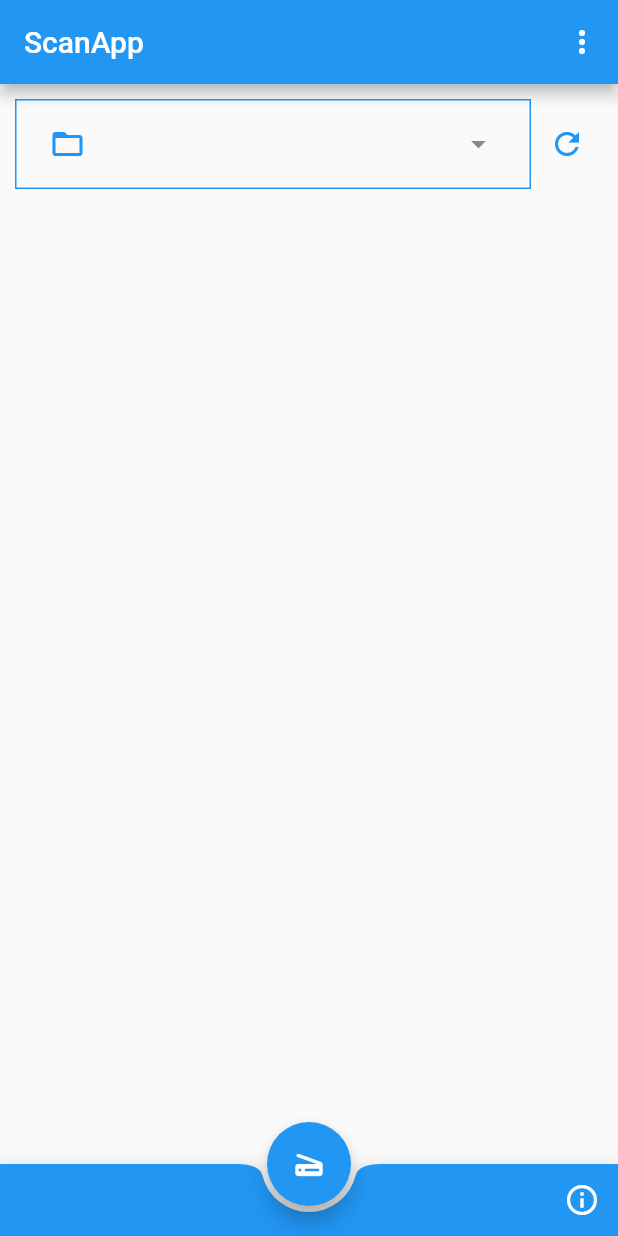
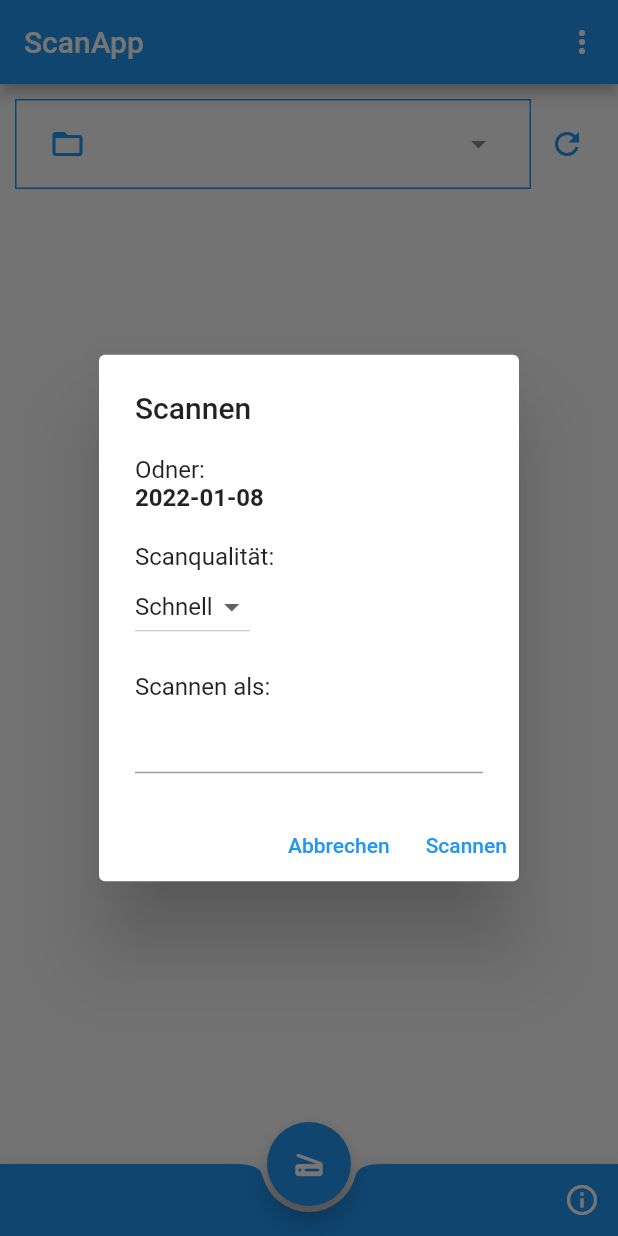
Before and after one commit to JanSteffes/scan_client, a Flutter app: the screen it shows after launch, after a tap on the "scanner" icon, on a phone screen of 412 x 824 dp. Run offline on Flutter 3.47's test engine with Material 2 defaults, Android fonts, the phone set to English and light mode, and no system bars; drawn by our look-alikes of dropdown_search; our stand-ins replace chopper, native_pdf_view, share_plus; missing offline and left inert: a package; generated files the repository leaves out were written again; network calls fail.

Commit message:
Add dialogs for scan and show
- add caption for scanqualitties
- changed parameter for scanquality to enum instead of nullable string
- added filehelper to handle filedata

```diff
--- a/lib/main.dart
+++ b/lib/main.dart
@@ -9,6 +9,12 @@ import 'package:scan_client/models/notifiers/selected_files_notifier.dart';
 import 'package:scan_client/widgets/pages/main_page.dart';
 
 void main() {
+  // TODO get good window sizes
+
+  // if (Platform.isWindows || Platform.isLinux || Platform.isMacOS) {
+  //   DesktopWindow.setMinWindowSize(Size(300, 400));
+  //   DesktopWindow.setMaxWindowSize(Size(300, 400));
+  // }
   runZonedGuarded(() async {
     WidgetsFlutterBinding.ensureInitialized();
     FlutterError.onError = (FlutterErrorDetails details) {
--- a/lib/scan_server_api_code/scan_server_api.enums.swagger.dart
+++ b/lib/scan_server_api_code/scan_server_api.enums.swagger.dart
@@ -1,8 +1,6 @@
 import 'package:json_annotation/json_annotation.dart';
 
 enum ScanQuality {
-  @JsonValue('swaggerGeneratedUnknown')
-  swaggerGeneratedUnknown,
   @JsonValue('Fast')
   fast,
   @JsonValue('Normal')
@@ -18,5 +16,4 @@ const $ScanQualityMap = {
   ScanQuality.normal: 'Normal',
   ScanQuality.good: 'Good',
   ScanQuality.best: 'Best',
-  ScanQuality.swaggerGeneratedUnknown: ''
 };
--- a/lib/scan_server_api_code/scan_server_api.swagger.dart
+++ b/lib/scan_server_api_code/scan_server_api.swagger.dart
@@ -95,7 +95,7 @@ abstract class ScanServerApi extends ChopperService {
   Future<chopper.Response<String>> apiScanPost(
       {@Query('folderName') String? folderName,
       @Query('fileName') String? fileName,
-      @Query('scanQuality') String? scanQuality});
+      @Query('scanQuality') required enums.ScanQuality scanQuality});
 }
 
 final Map<Type, Object Function(Map<String, dynamic>)>
@@ -107,14 +107,13 @@ String? scanQualityToJson(enums.ScanQuality? scanQuality) {
 
 enums.ScanQuality scanQualityFromJson(String? scanQuality) {
   if (scanQuality == null) {
-    return enums.ScanQuality.swaggerGeneratedUnknown;
+    return enums.ScanQuality.fast;
   }
 
   return enums.$ScanQualityMap.entries
       .firstWhere(
           (element) => element.value.toLowerCase() == scanQuality.toLowerCase(),
-          orElse: () =>
-              const MapEntry(enums.ScanQuality.swaggerGeneratedUnknown, ''))
+          orElse: () => const MapEntry(enums.ScanQuality.fast, ''))
       .key;
 }
 
--- a/lib/widgets/pages/contents/file_action_dialogs/file_action_dialog_base.dart
+++ b/lib/widgets/pages/contents/file_action_dialogs/file_action_dialog_base.dart
@@ -1,19 +1,13 @@
 import 'package:flutter/material.dart';
-import 'package:scan_client/models/notifiers/selected_files_notifier.dart';
 import 'package:scan_client/scan_server_api_code/scan_server_api.swagger.dart';
-import 'package:scan_client/widgets/pages/contents/file_content/file_content.dart';
 
 abstract class FileActionDialogBase extends StatefulWidget {
-  // ignore: unused_field
-  final GlobalKey<FileContentState> _fileContentStateKey;
-  final SelectedFiles selectedFilesRef;
   // ignore: unused_field
   final ScanServerApi _scanServerApi;
   // ignore: unused_field
   final String _folderName;
 
-  FileActionDialogBase(this._fileContentStateKey, this.selectedFilesRef,
-      this._scanServerApi, this._folderName);
+  FileActionDialogBase(this._scanServerApi, this._folderName);
 }
 
 abstract class FileActionDialogBaseState<T extends FileActionDialogBase>
--- a/lib/widgets/pages/contents/file_action_dialogs/file_action_dialog_implementations/delete_dialog.dart
+++ b/lib/widgets/pages/contents/file_action_dialogs/file_action_dialog_implementations/delete_dialog.dart
@@ -14,8 +14,7 @@ class DeleteDialog extends FileActionDialogBase {
 
   DeleteDialog(this._fileContentStateKey, this._selectedFilesRef,
       this._scanServerApi, this._folderName, this._fileName)
-      : super(_fileContentStateKey, _selectedFilesRef, _scanServerApi,
-            _folderName);
+      : super(_scanServerApi, _folderName);
 
   @override
   State<StatefulWidget> createState() {
--- a/lib/widgets/pages/contents/file_action_dialogs/file_action_dialog_implementations/merge_dialog.dart
+++ b/lib/widgets/pages/contents/file_action_dialogs/file_action_dialog_implementations/merge_dialog.dart
@@ -13,8 +13,7 @@ class MergeDialog extends FileActionDialogBase {
 
   MergeDialog(this._fileContentStateKey, this.selectedFilesRef,
       this._scanServerApi, this._folderName, this._mergeFiles)
-      : super(_fileContentStateKey, selectedFilesRef, _scanServerApi,
-            _folderName);
+      : super(_scanServerApi, _folderName);
 
   @override
   MergeDialogState createState() => MergeDialogState();
--- a/lib/widgets/pages/contents/file_action_dialogs/file_action_dialog_implementations/rename_dialog.dart
+++ b/lib/widgets/pages/contents/file_action_dialogs/file_action_dialog_implementations/rename_dialog.dart
@@ -13,8 +13,7 @@ class RenameDialog extends FileActionDialogBase {
 
   RenameDialog(this._fileContentStateKey, this._selectedFilesRef,
       this._scanServerApi, this._folderName, this._fileName)
-      : super(_fileContentStateKey, _selectedFilesRef, _scanServerApi,
-            _folderName);
+      : super(_scanServerApi, _folderName);
 
   @override
   State<StatefulWidget> createState() {
@@ -54,11 +53,15 @@ class RenameDialogState extends FileActionDialogBaseState<RenameDialog> {
             setState(() {
               loading = true;
             });
+            var renameFileName = textFieldController.text;
+            if (!renameFileName.endsWith(".pdf")) {
+              renameFileName += ".pdf";
+            }
             var result = await widget._scanServerApi
                 .apiFileRenameFileFolderOldFileNameNewFileNamePatch(
                     folder: widget._folderName,
                     oldFileName: widget._fileName,
-                    newFileName: textFieldController.text);
+                    newFileName: renameFileName);
             var newName = result.body;
             setState(() {
               loading = false;
@@ -81,7 +84,9 @@ class RenameDialogState extends FileActionDialogBaseState<RenameDialog> {
         ),
         Container(height: 20),
         Text("Neuer Name:"),
-        TextField(controller: textFieldController)
+        TextField(
+            controller: textFieldController,
+            decoration: InputDecoration(suffixText: ".pdf"))
       ],
     );
   }
--- /dev/null
+++ b/lib/widgets/pages/contents/file_action_dialogs/file_action_dialog_implementations/scan_dialog.dart
@@ -0,0 +1,143 @@
+import 'dart:developer';
+
+import 'package:chopper/src/response.dart';
+import 'package:flutter/material.dart';
+import 'package:scan_client/models/extensions/scan_quality_extension.dart';
+import 'package:scan_client/models/notifiers/selected_files_notifier.dart';
+import 'package:scan_client/scan_server_api_code/scan_server_api.swagger.dart';
+import 'package:scan_client/widgets/pages/contents/file_action_dialogs/file_action_dialog_base.dart';
+import 'package:scan_client/widgets/pages/contents/file_content/file_content.dart';
+
+class ScanDialog extends FileActionDialogBase {
+  final GlobalKey<FileContentState> _fileContentStateKey;
+  // ignore: unused_field
+  final SelectedFiles _selectedFilesRef;
+  final ScanServerApi _scanServerApi;
+  final String _folderName;
+
+  ScanDialog(this._fileContentStateKey, this._selectedFilesRef,
+      this._scanServerApi, this._folderName)
+      : super(_scanServerApi, _folderName);
+
+  @override
+  State<StatefulWidget> createState() {
+    return ScanDialogState();
+  }
+}
+
+class ScanDialogState extends FileActionDialogBaseState<ScanDialog> {
+  var success = false;
+  var textFieldController = TextEditingController();
+  ScanQuality scanQuality = ScanQuality.fast;
+
+  @override
+  List<Widget> doneActions() {
+    return [
+      TextButton(
+        child: Text("Ok"),
+        onPressed: () {
+          Navigator.pop(context);
+          widget._fileContentStateKey..currentState?.refreshFiles();
+          if (resultFileName != null) {
+            widget._selectedFilesRef.addFile(resultFileName!);
+          }
+        },
+      )
+    ];
+  }
+
+  @override
+  String getDoneDialogName() {
+    return success ? "Scan abgeschlossen" : "Fehler beim Scannen aufgetreten!";
+  }
+
+  @override
+  Widget doneContent() {
+    return Column(crossAxisAlignment: CrossAxisAlignment.start, children: [
+      Text("Scan von"),
+      Text("'$resultFileName'", style: TextStyle(fontWeight: FontWeight.bold)),
+      Text("${success ? "abgeschlossen" : "fehlgeschlagen"}")
+    ]);
+  }
+
+  @override
+  String getInputDialogName() {
+    return "Scannen";
+  }
+
+  @override
+  String getLoadingDialogName() {
+    return "Scanvorgang läuft...";
+  }
+
+  @override
+  List<Widget> inputActions() {
+    return [
+      TextButton(
+        child: Text("Abbrechen"),
+        onPressed: () => Navigator.pop(context),
+      ),
+      TextButton(
+          child: Text("Scannen"),
+          onPressed: () async {
+            setState(() {
+              loading = true;
+            });
+            var scanFileName = textFieldController.text;
+            if (!scanFileName.endsWith(".pdf")) {
+              scanFileName += ".pdf";
+            }
+            Response<String>? result = null;
+            try {
+              result = await widget._scanServerApi.apiScanPost(
+                  folderName: widget._folderName,
+                  fileName: scanFileName,
+                  scanQuality: scanQuality);
+            } catch (e) {
+              log('Error while scanning: ${e}');
+            }
+            setState(() {
+              loading = false;
+              done = true;
+              success =
+                  result != null && result.isSuccessful && result.body != null;
+              resultFileName = result != null ? result.body : "";
+            });
+          })
+    ];
+  }
+
+  @override
+  Widget inputContent() {
+    var scanQualityItems = ScanQuality.values
+        .map((scanQualityOption) => DropdownMenuItem<ScanQuality>(
+            child: Text(scanQualityOption.caption), value: scanQualityOption))
+        .toList();
+    return Column(crossAxisAlignment: CrossAxisAlignment.start, children: [
+      Text("Odner:"),
+      Text(widget._folderName, style: TextStyle(fontWeight: FontWeight.bold)),
+      Container(
+        height: 20,
+      ),
+      Text("Scanqualität:"),
+      DropdownButton<ScanQuality>(
+          items: scanQualityItems,
+          value: scanQuality,
+          onChanged: (ScanQuality? newValue) {
+            if (newValue != null) {
+              setState(() {
+                scanQuality = newValue;
+              });
+            }
+          }),
+      Container(
+        height: 20,
+      ),
+      Text("Scannen als:"),
+      TextField(
+        controller: textFieldController,
+        decoration: InputDecoration(suffixText: ".pdf"),
+      )
+    ]);
+  }
+}
--- /dev/null
+++ b/lib/widgets/pages/contents/file_action_dialogs/file_action_dialog_implementations/show_dialog.dart
@@ -0,0 +1,99 @@
+import 'dart:developer';
+import 'dart:typed_data';
+
+import 'package:flutter/material.dart';
+import 'package:scan_client/helpers/file_helper.dart';
+import 'package:scan_client/widgets/pages/contents/file_action_dialogs/file_action_dialog_base.dart';
+import 'package:scan_client/scan_server_api_code/scan_server_api.swagger.dart';
+import 'package:scan_client/widgets/pages/contents/file_content/file_content_show_file.dart';
+
+class ShowDialog extends FileActionDialogBase {
+  final ScanServerApi _scanServerApi;
+  final String _folderName;
+  final String _fileName;
+
+  ShowDialog(this._scanServerApi, this._folderName, this._fileName)
+      : super(_scanServerApi, _folderName);
+
+  @override
+  State<StatefulWidget> createState() {
+    return ShowDialogState();
+  }
+}
+
+class ShowDialogState extends FileActionDialogBaseState<ShowDialog> {
+  var textFieldController = TextEditingController();
+  Uint8List? fileData;
+
+  @override
+  void initState() {
+    super.initState();
+    // starts directly in loading, there's no input here
+    loading = true;
+    loadFileData();
+  }
+
+  @override
+  Widget doneContent() {
+    if (fileData != null) {
+      try {
+        return FileContentShowFile(
+            fileName: widget._fileName, documentData: fileData!);
+      } on Exception catch (e) {
+        log("Error while creating image preview of '${widget._fileName}': ${e.toString()}");
+      }
+    }
+    return Icon(Icons.error, color: Colors.red);
+  }
+
+  @override
+  List<Widget> doneActions() {
+    return [
+      TextButton(
+        child: Text("Ok"),
+        onPressed: () {
+          Navigator.pop(context);
+        },
+      )
+    ];
+  }
+
+  @override
+  List<Widget> inputActions() {
+    throw UnimplementedError("Input is not to be used in ShowDialog!");
+  }
+
+  @override
+  Widget inputContent() {
+    throw UnimplementedError("Input is not to be used in ShowDialog!");
+  }
+
+  @override
+  String getDoneDialogName() {
+    return "Datei '${widget._fileName}'";
+  }
+
+  @override
+  String getInputDialogName() {
+    throw UnimplementedError("Input is not to be used in showDialog!");
+  }
+
+  @override
+  String getLoadingDialogName() {
+    return "Datei '${widget._fileName}' wird geladen...";
+  }
+
+  Future loadFileData() async {
+    try {
+      var data = await FileHelper.getFileData(
+          widget._scanServerApi, widget._folderName, widget._fileName);
+      fileData = data;
+    } on Exception catch (e) {
+      log("Error while creating image preview of '${widget._fileName}': ${e.toString()}");
+    }
+    setState(() {
+      loading = false;
+      done = true;
+    });
+  }
+}
--- a/lib/widgets/pages/main_page.dart
+++ b/lib/widgets/pages/main_page.dart
@@ -1,11 +1,10 @@
-import 'dart:developer';
 import 'dart:io';
-import 'dart:typed_data';
 
-import 'package:chopper/chopper.dart';
 import 'package:flutter/foundation.dart';
 import 'package:flutter/material.dart';
+import 'package:intl/intl.dart';
 import 'package:provider/provider.dart';
+import 'package:scan_client/helpers/file_helper.dart';
 import 'package:scan_client/models/file_actions/file_actions.dart';
 import 'package:scan_client/models/notifications/file_action_notification.dart';
 import 'package:scan_client/models/notifiers/selected_files_notifier.dart';
@@ -13,9 +12,10 @@ import 'package:scan_client/scan_server_api_code/client_index.dart';
 import 'package:scan_client/widgets/pages/contents/file_action_dialogs/file_action_dialog_implementations/delete_dialog.dart';
 import 'package:scan_client/widgets/pages/contents/file_action_dialogs/file_action_dialog_implementations/merge_dialog.dart';
 import 'package:scan_client/widgets/pages/contents/file_action_dialogs/file_action_dialog_implementations/rename_dialog.dart';
+import 'package:scan_client/widgets/pages/contents/file_action_dialogs/file_action_dialog_implementations/scan_dialog.dart';
+import 'package:scan_client/widgets/pages/contents/file_action_dialogs/file_action_dialog_implementations/show_dialog.dart';
 import 'package:scan_client/widgets/pages/contents/file_content/file_content.dart';
 import 'package:scan_client/widgets/pages/contents/file_content/file_content_actionbar.dart';
-import 'package:scan_client/widgets/pages/contents/file_content/file_content_show_file.dart';
 import 'contents/globals.dart' as globals;
 import 'package:share_plus/share_plus.dart';
 import 'package:path_provider/path_provider.dart' as syspaths;
@@ -75,7 +75,9 @@ class _MainPageState extends State<MainPage> {
                   handleSingeFileActionNotification(
                       notification, fileContentContext));
         }),
-        floatingActionButton: getScanButton(context),
+        floatingActionButton: Builder(builder: (floatingActionButtonContext) {
+          return getScanButton(floatingActionButtonContext);
+        }),
         floatingActionButtonLocation: FloatingActionButtonLocation.centerDocked,
         bottomNavigationBar: Builder(builder: (bottomAppBarContext) {
           return NotificationListener<FileActionNotification>(
@@ -89,11 +91,18 @@ class _MainPageState extends State<MainPage> {
   }
 
   ///build scan button
-  Widget getScanButton(BuildContext context) {
+  Widget getScanButton(BuildContext floatingActionButtonContext) {
     return FloatingActionButton(
         onPressed: () {
-          // TODO create dialog with can quality, checkbox (default current date folder to save to) and filename text field
-          // also set state to rebuild/refresh FileContent
+          var date = DateTime.now();
+          var dateFormat = DateFormat('yyyy-MM-dd');
+          var folder = dateFormat.format(date);
+          showDialog(
+              context: floatingActionButtonContext,
+              builder: (BuildContext alertContext) {
+                return ScanDialog(_fileContentStateKey, selectedFilesRef,
+                    _scanServerApi, folder);
+              });
         },
         child: const Icon(Icons.scanner_rounded),
         tooltip: 'Scannen');
@@ -144,19 +153,6 @@ class _MainPageState extends State<MainPage> {
     _scanServerApi.client = ScanServerApi.createClient(_currentEndPoint!);
   }
 
-  /// load file data
-  Future<Uint8List?> getFileData(String folder, String fileName) async {
-    Response<String>? data;
-    try {
-      data =
-          await _scanServerApi.apiFileGet(folder: folder, fileToRead: fileName);
-    } on Exception catch (e) {
-      log("Error while getting tumbnaildata of '$fileName': ${e.toString()}");
-      return null;
-    }
-    return data.bodyBytes;
-  }
-
   /// handle action
   bool handleSingeFileActionNotification(
       FileActionNotification notification, BuildContext buildContext) {
@@ -195,43 +191,10 @@ class _MainPageState extends State<MainPage> {
     var fileName = notification.fileName;
     var folder = notification.folderName;
     showDialog(
-      context: context,
-      builder: (BuildContext alertContext) {
-        return AlertDialog(
-            actionsPadding: EdgeInsets.all(0),
-            title: Text("Datei '$fileName'"),
-            scrollable: true,
-            content: FutureBuilder<Uint8List?>(
-                future: getFileData(folder, fileName),
-                builder: (BuildContext futureBuilderContext,
-                    AsyncSnapshot<Uint8List?> snapshot) {
-                  if (snapshot.hasData) {
-                    if (snapshot.data != null) {
-                      try {
-                        return FileContentShowFile(
-                            fileName: fileName, documentData: snapshot.data!);
-                      } on Exception catch (e) {
-                        log("Error while creating image preview of '$fileName': ${e.toString()}");
-                        return Icon(Icons.error, color: Colors.red);
-                      }
-                    }
-                    return Container(
-                        child: Center(child: CircularProgressIndicator()));
-                  } else if (snapshot.hasError) {
-                    return Icon(Icons.error, color: Colors.red);
-                  } else {
-                    return Container(
-                        child: Center(child: CircularProgressIndicator()));
-                  }
-                }),
-            actions: [
-              TextButton(
-                child: Text("Ok"),
-                onPressed: () => Navigator.pop(alertContext),
-              )
-            ]); // show the dial
-      },
-    );
+        context: context,
+        builder: (BuildContext alertContext) {
+          return ShowDialog(_scanServerApi, folder, fileName);
+        });
   }
 
   /// Present simple dialog with original filename and new filename
@@ -251,7 +214,8 @@ class _MainPageState extends State<MainPage> {
   shareFile(FileActionNotification notification) async {
     var folder = notification.folderName;
     var fileName = notification.fileName;
-    var fileData = await getFileData(folder, fileName);
+    var fileData =
+        await FileHelper.getFileData(_scanServerApi, folder, fileName);
     final appDir = await syspaths.getTemporaryDirectory();
     var file = File('${appDir.path}/${fileName}');
     await file.writeAsBytes(fileData!);
--- a/pubspec.yaml
+++ b/pubspec.yaml
@@ -34,6 +34,8 @@ dependencies:
   native_pdf_view: ^5.0.0
   share_plus: ^3.0.4
   path_provider: ^2.0.8
+  desktop_window: ^0.4.0
+  intl: ^0.17.0
 
 dev_dependencies:
   flutter_test:
```
Also changed, not shown: lib/helpers/file_helper.dart (+14 -0 lines), lib/models/extensions/scan_quality_extension.dart (added, +14 -0 lines), lib/scan_server_api_code/scan_server_api.swagger.chopper.dart, pubspec.lock, 2 other files.
